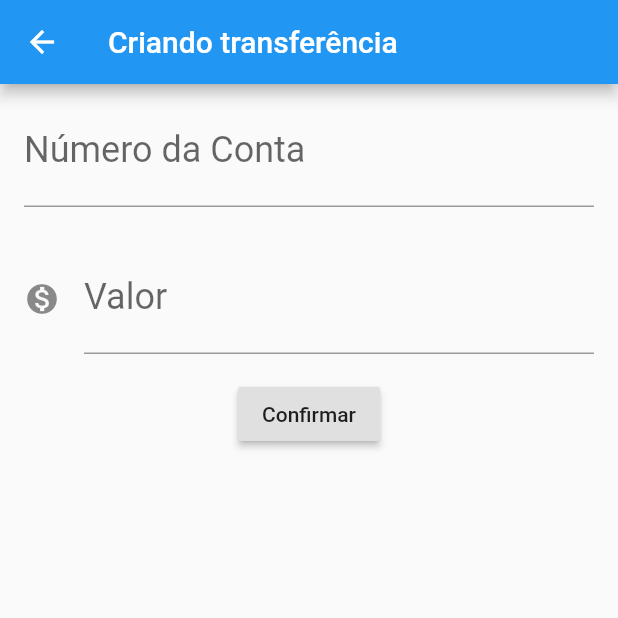
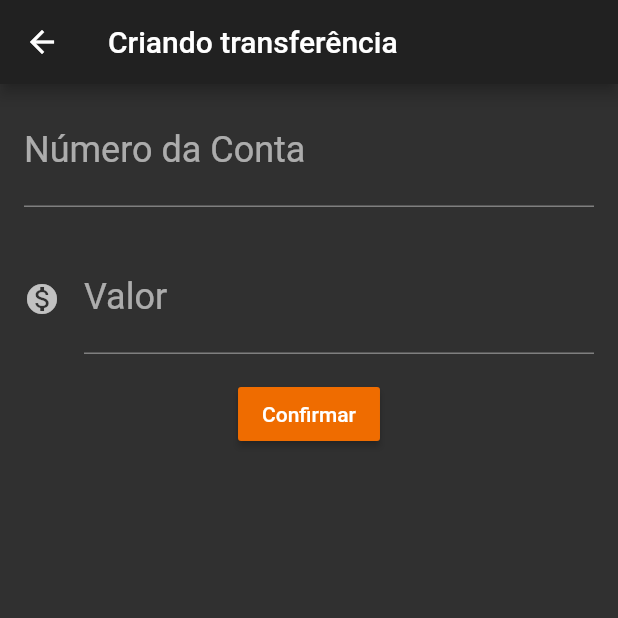
Before and after one commit to vhmolinar/flutter-fundamentals, a Flutter app: the screen it shows after launch, after a tap on the "add" icon, on a phone screen of 412 x 824 dp, the top half of it. Run offline on Flutter 3.47's test engine with Material 2 defaults, Android fonts, the phone set to English and light mode, and no system bars.

Commit message:
Applying custom theme

```diff
--- a/lib/main.dart
+++ b/lib/main.dart
@@ -11,8 +11,19 @@ class ByteBankApp extends StatelessWidget {
 
   @override
   Widget build(BuildContext context) {
+    final darkTheme = ThemeData.dark().copyWith(
+      accentColor: Colors.orange[800],
+      buttonTheme: ButtonThemeData(
+        buttonColor: Colors.orange[800],
+      ),
+      floatingActionButtonTheme: FloatingActionButtonThemeData(
+        backgroundColor: Colors.orange[800],
+      ),
+    );
+
     return MaterialApp(
       home: ListaTransferencia(),
+      theme: darkTheme,
     );
   }
 }
@@ -24,7 +35,8 @@ class FormularioTransferencia extends StatelessWidget {
   @override
   Widget build(BuildContext context) {
     return Scaffold(
-      body: Column(
+      body: SingleChildScrollView(
+        child: Column(
           children: <Widget>[
             Editor(
               ctrl: _ctrlCampoNroConta,
@@ -42,6 +54,7 @@ class FormularioTransferencia extends StatelessWidget {
               onPressed: () => _criarTransferencia(context),
             ),
           ],
+        ),
       ),
       appBar: AppBar(title: Text('Criando transferência')),
     );
@@ -112,8 +125,12 @@ class ListaTransferenciaState extends State<ListaTransferencia> {
           Navigator.push(context, MaterialPageRoute(builder: (context) {
             return FormularioTransferencia();
           })).then((transferencia) {
+            if (transferencia == null) {
+              return;
+            }
+            setState(() {
               widget._transferencias.add(transferencia);
-            setState(() {});
+            });
           });
         },
       ),
```
Also changed, not shown: 1 other file. Lines whose indentation alone changed are shown as unchanged.
